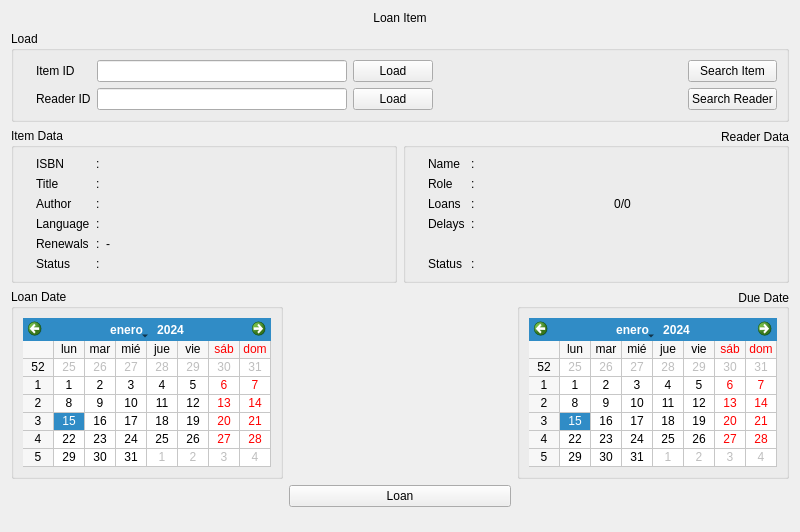
cagonza6/Buho, file src/Gui/mLoanReturnBook.ui: the form before one commit.
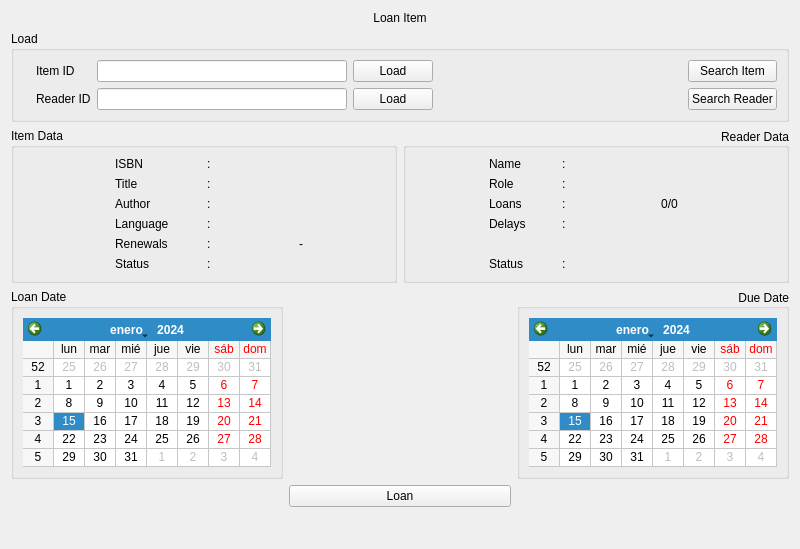
The form after the commit. Icons and pictures are not drawn.

```diff
--- a/src/Gui/mLoanReturnBook.ui
+++ b/src/Gui/mLoanReturnBook.ui
@@ -7,7 +7,7 @@
     <x>0</x>
     <y>0</y>
     <width>800</width>
-    <height>532</height>
+    <height>549</height>
    </rect>
   </property>
   <property name="minimumSize">
@@ -149,38 +149,7 @@
        <property name="title">
         <string>Item Data</string>
        </property>
-       <layout class="QGridLayout" name="gridLayout_4" columnstretch="0,0,0,1">
-        <item row="3" column="3">
-         <widget class="QLabel" name="label_field_lang">
-          <property name="text">
-           <string/>
-          </property>
-         </widget>
-        </item>
-        <item row="1" column="3">
-         <widget class="QLabel" name="label_field_title">
-          <property name="text">
-           <string/>
-          </property>
-         </widget>
-        </item>
-        <item row="2" column="3">
-         <widget class="QLabel" name="label_field_author">
-          <property name="text">
-           <string/>
-          </property>
-         </widget>
-        </item>
-        <item row="5" column="0">
-         <widget class="QLabel" name="check_item">
-          <property name="text">
-           <string/>
-          </property>
-          <property name="pixmap">
-           <pixmap resource="myicons.qrc">:/status/resources/pixmap/icons/status/status-no.png</pixmap>
-          </property>
-         </widget>
-        </item>
+       <layout class="QGridLayout" name="gridLayout_4" columnstretch="0,0,0,0">
         <item row="2" column="2">
          <widget class="QLabel" name="colon3">
           <property name="text">
@@ -230,34 +199,6 @@
           </property>
          </widget>
         </item>
-        <item row="1" column="1">
-         <widget class="QLabel" name="label_title">
-          <property name="text">
-           <string>Title</string>
-          </property>
-         </widget>
-        </item>
-        <item row="5" column="1">
-         <widget class="QLabel" name="label_item_status">
-          <property name="text">
-           <string>Status</string>
-          </property>
-         </widget>
-        </item>
-        <item row="2" column="1">
-         <widget class="QLabel" name="Label_author">
-          <property name="text">
-           <string>Author</string>
-          </property>
-         </widget>
-        </item>
-        <item row="5" column="3">
-         <widget class="QLabel" name="label_field_itemStatus">
-          <property name="text">
-           <string/>
-          </property>
-         </widget>
-        </item>
         <item row="0" column="3">
          <widget class="QLabel" name="label_field_isbn">
           <property name="text">
@@ -279,6 +220,30 @@
           </property>
          </widget>
         </item>
+        <item row="1" column="3">
+         <widget class="QLabel" name="label_field_title">
+          <property name="text">
+           <string/>
+          </property>
+         </widget>
+        </item>
+        <item row="2" column="3">
+         <widget class="QLabel" name="label_field_author">
+          <property name="text">
+           <string/>
+          </property>
+         </widget>
+        </item>
+        <item row="5" column="0">
+         <widget class="QLabel" name="check_item">
+          <property name="text">
+           <string/>
+          </property>
+          <property name="pixmap">
+           <pixmap resource="myicons.qrc">:/status/resources/pixmap/icons/status/status-no.png</pixmap>
+          </property>
+         </widget>
+        </item>
         <item row="4" column="3">
          <widget class="QLabel" name="field_renewals">
           <property name="text">
@@ -286,6 +251,41 @@
           </property>
          </widget>
         </item>
+        <item row="1" column="1">
+         <widget class="QLabel" name="label_title">
+          <property name="text">
+           <string>Title</string>
+          </property>
+         </widget>
+        </item>
+        <item row="5" column="1">
+         <widget class="QLabel" name="label_item_status">
+          <property name="text">
+           <string>Status</string>
+          </property>
+         </widget>
+        </item>
+        <item row="2" column="1">
+         <widget class="QLabel" name="Label_author">
+          <property name="text">
+           <string>Author</string>
+          </property>
+         </widget>
+        </item>
+        <item row="5" column="3">
+         <widget class="QLabel" name="label_field_itemStatus">
+          <property name="text">
+           <string/>
+          </property>
+         </widget>
+        </item>
+        <item row="3" column="3">
+         <widget class="QLabel" name="label_field_lang">
+          <property name="text">
+           <string/>
+          </property>
+         </widget>
+        </item>
        </layout>
       </widget>
      </item>
@@ -297,41 +297,7 @@
        <property name="alignment">
         <set>Qt::AlignRight|Qt::AlignTrailing|Qt::AlignVCenter</set>
        </property>
-       <layout class="QGridLayout" name="gridLayout_3" columnstretch="0,0,0,1,0">
-        <item row="1" column="3">
-         <widget class="QLabel" name="label_reader_role">
-          <property name="text">
-           <string/>
-          </property>
-          <property name="alignment">
-           <set>Qt::AlignLeading|Qt::AlignLeft|Qt::AlignVCenter</set>
-          </property>
-         </widget>
-        </item>
-        <item row="1" column="2">
-         <widget class="QLabel" name="colon5">
-          <property name="text">
-           <string>:</string>
-          </property>
-         </widget>
-        </item>
-        <item row="0" column="2">
-         <widget class="QLabel" name="colon4">
-          <property name="text">
-           <string>:</string>
-          </property>
-         </widget>
-        </item>
-        <item row="3" column="4">
-         <widget class="QLabel" name="check_delay">
-          <property name="text">
-           <string/>
-          </property>
-          <property name="pixmap">
-           <pixmap resource="myicons.qrc">:/status/resources/pixmap/icons/status/status-no.png</pixmap>
-          </property>
-         </widget>
-        </item>
+       <layout class="QGridLayout" name="gridLayout_3" columnstretch="0,0,0,0,0">
         <item row="0" column="1">
          <widget class="QLabel" name="label_name">
           <property name="text">
@@ -407,6 +373,30 @@
           </property>
          </widget>
         </item>
+        <item row="1" column="2">
+         <widget class="QLabel" name="colon5">
+          <property name="text">
+           <string>:</string>
+          </property>
+         </widget>
+        </item>
+        <item row="0" column="2">
+         <widget class="QLabel" name="colon4">
+          <property name="text">
+           <string>:</string>
+          </property>
+         </widget>
+        </item>
+        <item row="3" column="4">
+         <widget class="QLabel" name="check_delay">
+          <property name="text">
+           <string/>
+          </property>
+          <property name="pixmap">
+           <pixmap resource="myicons.qrc">:/status/resources/pixmap/icons/status/status-no.png</pixmap>
+          </property>
+         </widget>
+        </item>
         <item row="5" column="1">
          <widget class="QLabel" name="label_readerStatuslabel_8">
           <property name="text">
@@ -448,18 +438,22 @@
           </property>
          </widget>
         </item>
+        <item row="1" column="3">
+         <widget class="QLabel" name="label_reader_role">
+          <property name="text">
+           <string/>
+          </property>
+          <property name="alignment">
+           <set>Qt::AlignLeading|Qt::AlignLeft|Qt::AlignVCenter</set>
+          </property>
+         </widget>
+        </item>
         <item row="4" column="1">
-         <spacer name="verticalSpacer_2">
-          <property name="orientation">
-           <enum>Qt::Vertical</enum>
+         <widget class="QLabel" name="label">
+          <property name="text">
+           <string/>
           </property>
-          <property name="sizeHint" stdset="0">
-           <size>
-            <width>20</width>
-            <height>40</height>
-           </size>
-          </property>
-         </spacer>
+         </widget>
         </item>
        </layout>
       </widget>
```
Left out of the diff: 2 changed lines with no effect on the pictures.
